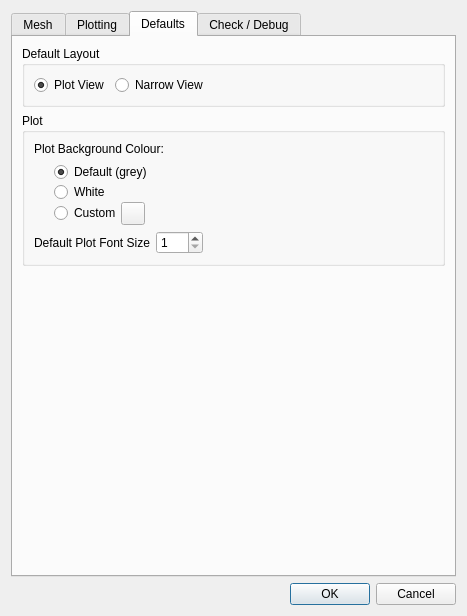
The window that tuflow/forms/ui_tuflowqgis_TuOptionsDialog.ui (TUFLOW-Support/QGIS-TUFLOW-Plugin) describes before a commit, drawn with Qt 5.
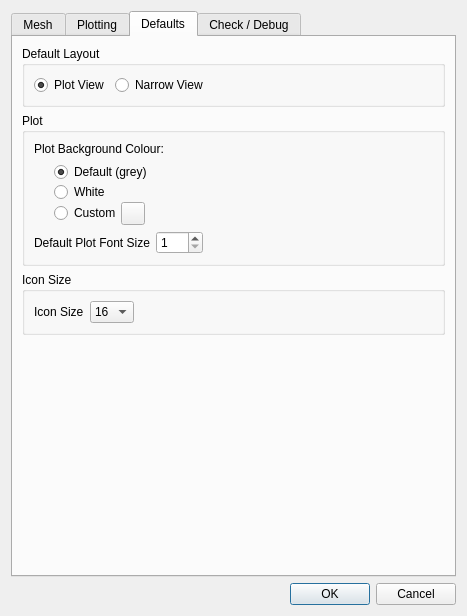
The same window after the commit. The open tabs and pages were chosen to show the change. Custom widgets are drawn as their Qt base class.

```diff
--- a/tuflow/forms/ui_tuflowqgis_TuOptionsDialog.ui
+++ b/tuflow/forms/ui_tuflowqgis_TuOptionsDialog.ui
@@ -726,6 +726,68 @@
          </layout>
         </widget>
        </item>
+       <item>
+        <widget class="QGroupBox" name="groupBox_10">
+         <property name="title">
+          <string>Icon Size</string>
+         </property>
+         <layout class="QVBoxLayout" name="verticalLayout_4">
+          <item>
+           <layout class="QHBoxLayout" name="horizontalLayout_6">
+            <item>
+             <widget class="QLabel" name="label_13">
+              <property name="text">
+               <string>Icon Size</string>
+              </property>
+             </widget>
+            </item>
+            <item>
+             <widget class="QComboBox" name="cboIconSize">
+              <item>
+               <property name="text">
+                <string>16</string>
+               </property>
+              </item>
+              <item>
+               <property name="text">
+                <string>24</string>
+               </property>
+              </item>
+              <item>
+               <property name="text">
+                <string>32</string>
+               </property>
+              </item>
+              <item>
+               <property name="text">
+                <string>48</string>
+               </property>
+              </item>
+              <item>
+               <property name="text">
+                <string>64</string>
+               </property>
+              </item>
+             </widget>
+            </item>
+            <item>
+             <spacer name="horizontalSpacer_14">
+              <property name="orientation">
+               <enum>Qt::Horizontal</enum>
+              </property>
+              <property name="sizeHint" stdset="0">
+               <size>
+                <width>40</width>
+                <height>20</height>
+               </size>
+              </property>
+             </spacer>
+            </item>
+           </layout>
+          </item>
+         </layout>
+        </widget>
+       </item>
        <item>
         <spacer name="verticalSpacer_5">
          <property name="orientation">
```
Left out of the diff: 6 changed lines with no effect on the pictures.
